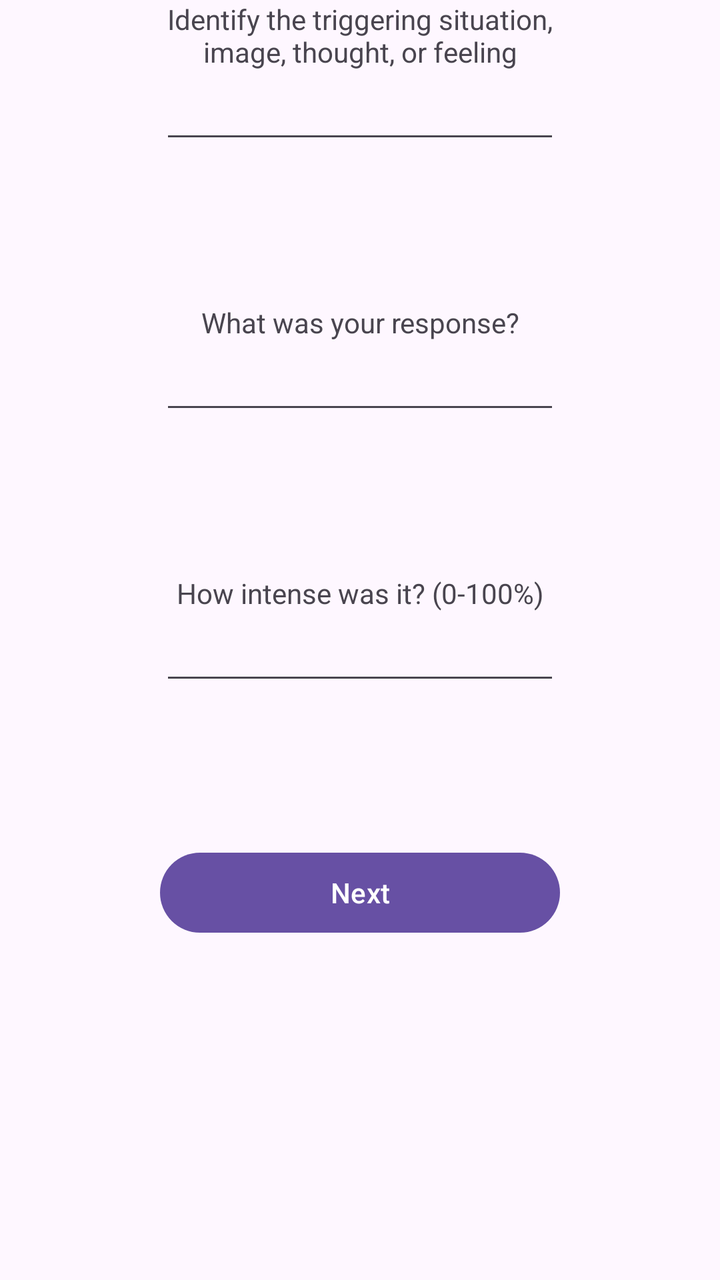
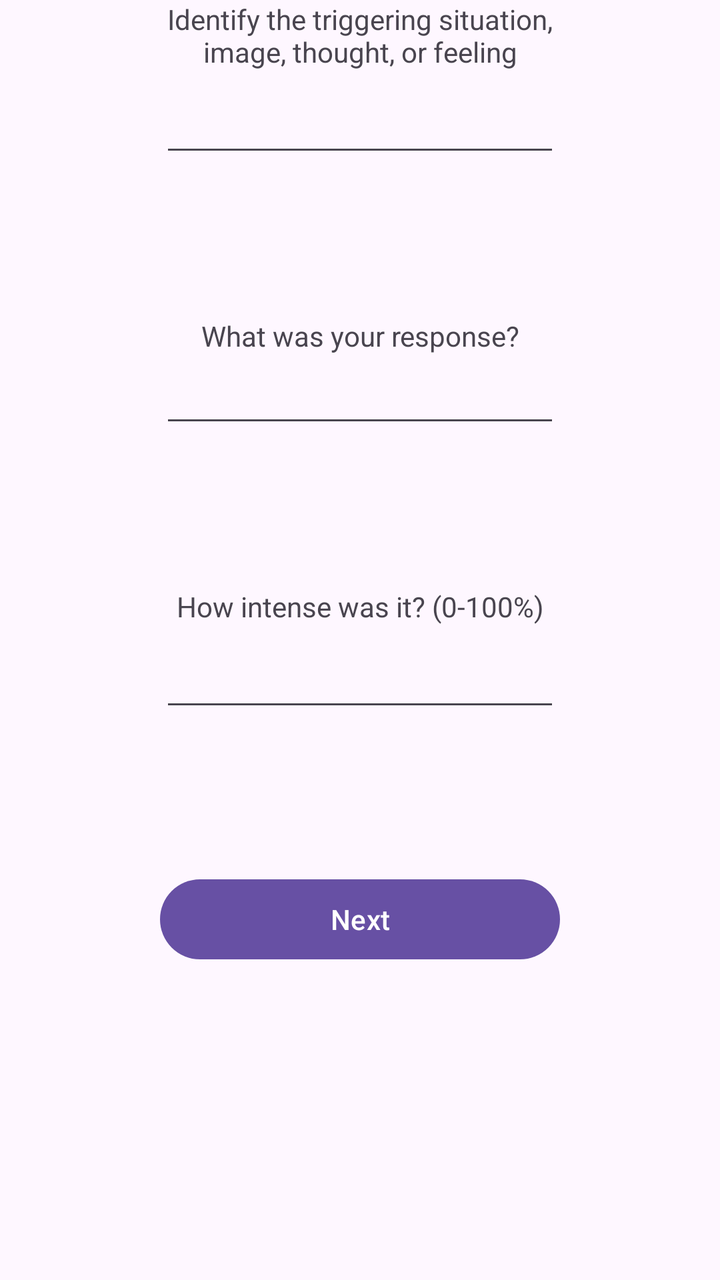

Two renders of the same Android screen: before a commit and after it. Below are the layout's source before the change and the commit's diff.
<!-- AndroidManifest.xml: application theme Theme.MyOCD -->
<!-- res/layout/fragment_trigger_response.xml -->
<?xml version="1.0" encoding="utf-8"?>
<LinearLayout xmlns:android="http://schemas.android.com/apk/res/android"
    xmlns:tools="http://schemas.android.com/tools"
    android:id="@+id/fragment_trigger_response"
    android:layout_width="match_parent"
    android:layout_height="match_parent"
    android:orientation="vertical"
    tools:context=".fragments.TriggerResponse">

    <TextView
        android:id="@+id/trigger_header"
        android:layout_width="@dimen/entry_comp_width"
        android:layout_height="wrap_content"
        android:layout_gravity="center_horizontal"
        android:gravity="center"
        android:text="@string/trigger_header_txt" />

    <EditText
        android:id="@+id/trigger_input"
        android:layout_width="@dimen/entry_comp_width"
        android:layout_height="wrap_content"
        android:layout_gravity="center_horizontal"
        android:inputType="textMultiLine"
        android:isScrollContainer="true"
        android:maxHeight="@dimen/entry_input_max_height"
        android:scrollbars="vertical"
        android:verticalScrollbarPosition="left" />

    <TextView
        android:id="@+id/response_header"
        android:layout_width="@dimen/entry_comp_width"
        android:layout_height="wrap_content"
        android:layout_gravity="center_horizontal"
        android:layout_marginTop="@dimen/entry_gap"
        android:gravity="center"
        android:text="@string/response_header_txt" />

    <EditText
        android:id="@+id/response_input"
        android:layout_width="@dimen/entry_comp_width"
        android:layout_height="wrap_content"
        android:layout_gravity="center_horizontal"
        android:inputType="textMultiLine"
        android:isScrollContainer="true"
        android:maxHeight="@dimen/entry_input_max_height"
        android:scrollbars="vertical"
        android:verticalScrollbarPosition="left" />

    <TextView
        android:id="@+id/response_severity_header"
        android:layout_width="@dimen/entry_comp_width"
        android:layout_height="wrap_content"
        android:layout_gravity="center_horizontal"
        android:layout_marginTop="@dimen/entry_gap"
        android:gravity="center"
        android:text="@string/response_severity_header_txt" />

    <EditText
        android:id="@+id/response_severity_input"
        android:layout_width="@dimen/entry_comp_width"
        android:layout_height="wrap_content"
        android:layout_gravity="center_horizontal"
        android:ems="10"
        android:inputType="numberSigned" />

    <Button
        android:id="@+id/next_btn"
        android:layout_width="@dimen/entry_comp_width"
        android:layout_height="wrap_content"
        android:layout_gravity="center_horizontal"
        android:layout_marginTop="@dimen/entry_gap"
        android:text="@string/next_btn_label" />

</LinearLayout>
<!-- resources referenced by this layout -->
<resources>
  <dimen name="entry_comp_width">200dp</dimen>
  <dimen name="entry_gap">75dp</dimen>
  <dimen name="entry_input_max_height">100dp</dimen>
  <string name="next_btn_label">Next</string>
  <string name="response_header_txt">What was your response?</string>
  <string name="response_severity_header_txt">How intense was it? (0-100%) </string>
  <string name="trigger_header_txt">Identify the triggering situation, image, thought, or feeling </string>
  <style name="Theme.MyOCD" parent="Base.Theme.MyOCD" />
  <style name="Base.Theme.MyOCD" parent="Theme.Material3.DayNight.NoActionBar">
          
          
      </style>
</resources>

<!-- the commit's change to res/layout/fragment_trigger_response.xml (unified diff, before → after) -->
@@ -5,7 +5,7 @@
     android:layout_width="match_parent"
     android:layout_height="match_parent"
     android:orientation="vertical"
-    tools:context=".fragments.TriggerResponse">
+    tools:context=".fragments.TriggerResponseFragment">
 
     <TextView
         android:id="@+id/trigger_header"
@@ -23,6 +23,7 @@
         android:inputType="textMultiLine"
         android:isScrollContainer="true"
         android:maxHeight="@dimen/entry_input_max_height"
+        android:minHeight="48dp"
         android:scrollbars="vertical"
         android:verticalScrollbarPosition="left" />
 
@@ -61,10 +62,11 @@
         android:layout_height="wrap_content"
         android:layout_gravity="center_horizontal"
         android:ems="10"
-        android:inputType="numberSigned" />
+        android:inputType="numberSigned"
+        android:minHeight="48dp" />
 
     <Button
-        android:id="@+id/next_btn"
+        android:id="@+id/trigger_response_next_btn"
         android:layout_width="@dimen/entry_comp_width"
         android:layout_height="wrap_content"
         android:layout_gravity="center_horizontal"
